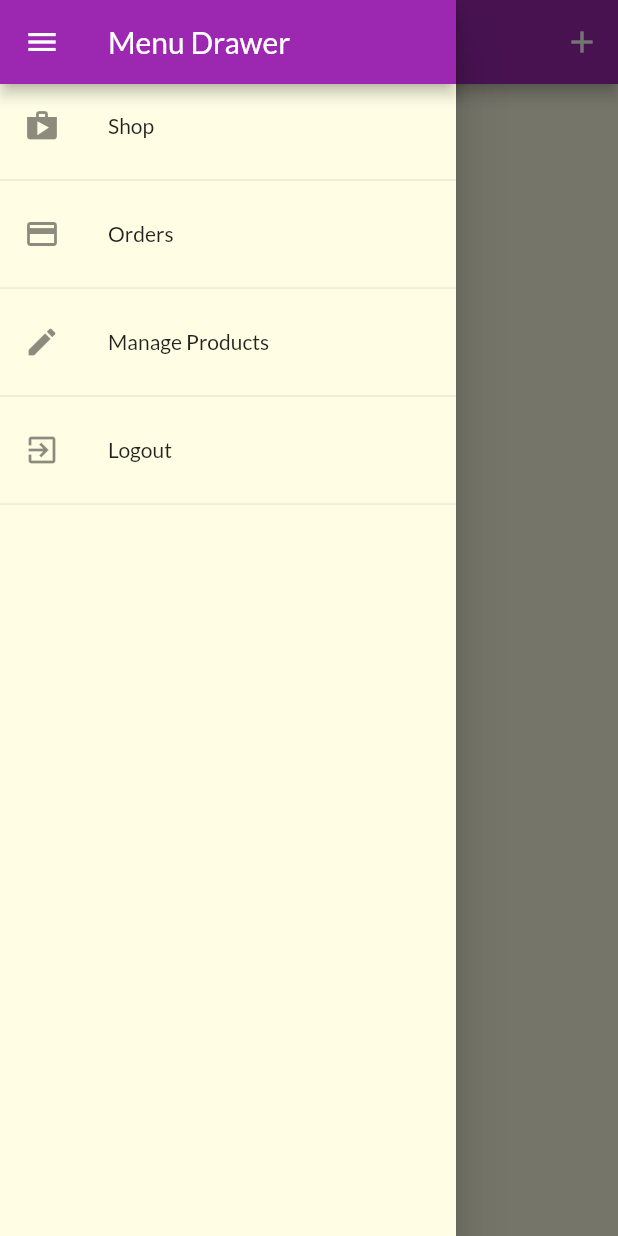
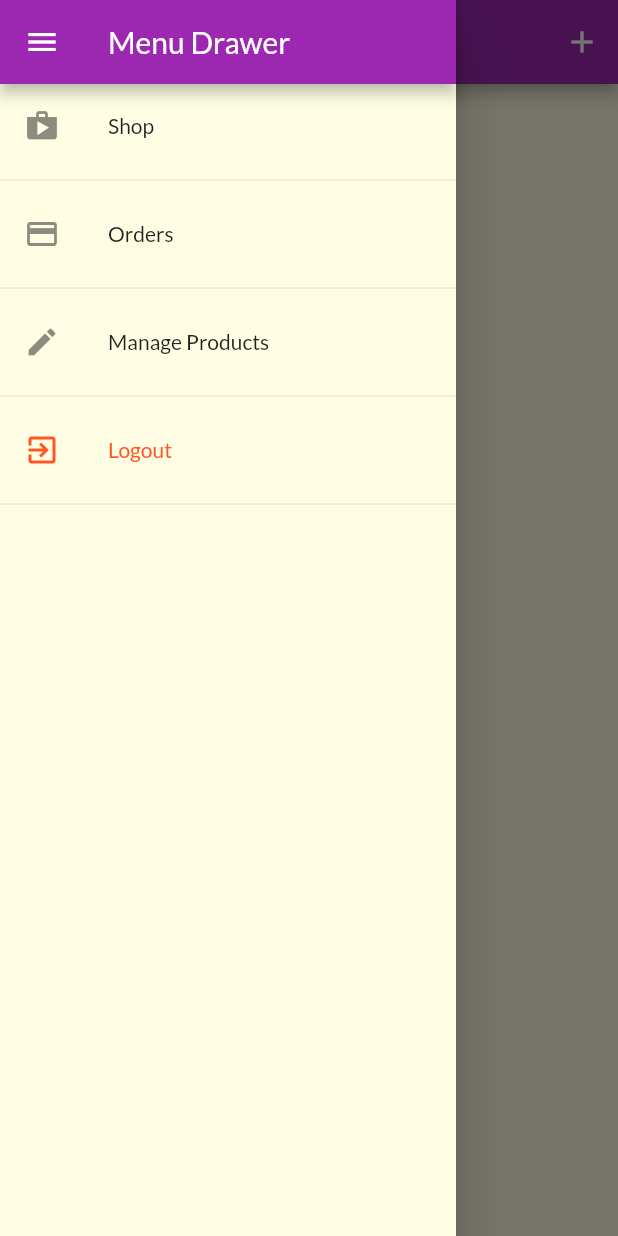
Before and after one commit to t2hieu91/ShopApp, a Flutter app: the UserProductsScreen screen opened by its route, with the side drawer open, on a phone screen of 412 x 824 dp. Run offline on Flutter 3.47's test engine with Material 2 defaults, Android fonts, the phone set to English and light mode, and no system bars; our stand-ins replace shared_preferences; accounts and stored records are empty; network calls fail.

```diff
--- a/lib/providers/auth.dart
+++ b/lib/providers/auth.dart
@@ -67,7 +67,7 @@ class Auth with ChangeNotifier {
           'expiryDate': _expiryDate.toIso8601String(),
         },
       );
-      print(userData);
+
       prefs.setString('userData', userData);
     } catch (error) {
       throw error;
--- a/lib/providers/products.dart
+++ b/lib/providers/products.dart
@@ -128,8 +128,6 @@ class Products with ChangeNotifier {
         }),
       );
       // ...
-      print(json.decode(response.body));
-      // ...
       final newProduct = Product(
         id: json.decode(response.body)['name'],
         title: product.title,
--- a/lib/widgets/app_drawer.dart
+++ b/lib/widgets/app_drawer.dart
@@ -42,8 +42,16 @@ class AppDrawer extends StatelessWidget {
           ),
           Divider(),
           ListTile(
-            leading: Icon(Icons.exit_to_app),
-            title: Text('Logout'),
+            leading: Icon(
+              Icons.exit_to_app,
+              color: Theme.of(context).accentColor,
+            ),
+            title: Text(
+              'Logout',
+              style: TextStyle(
+                color: Theme.of(context).accentColor,
+              ),
+            ),
             onTap: () {
               Navigator.of(context).pushReplacementNamed('/');
               Provider.of<Auth>(
```
